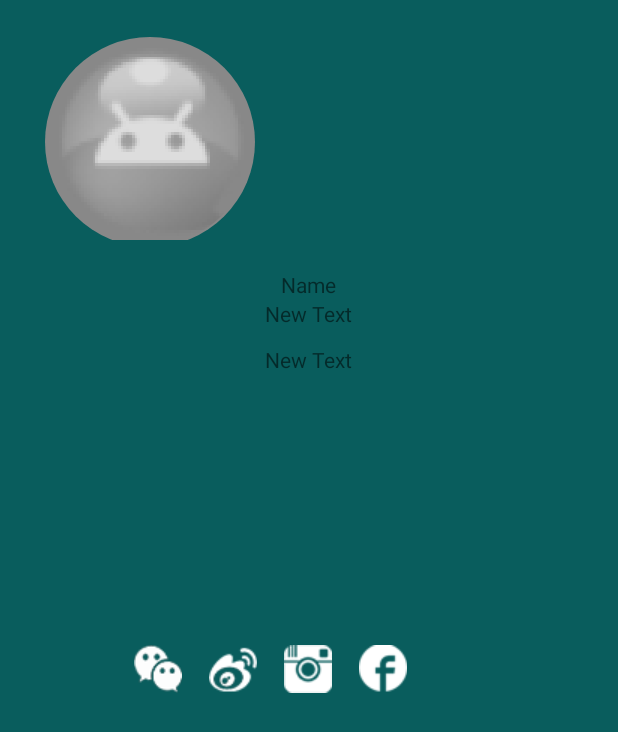
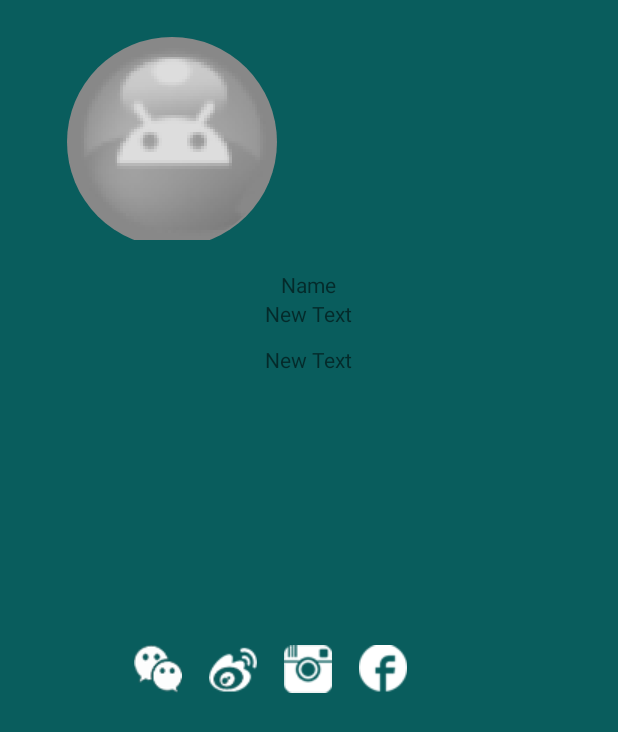
Before and after one commit to mercurian-he/connection-h, an Android app: the layout view_card_big.xml on its own in the app's theme, with its tools: preview values and no code run, on a phone screen of 412 x 824 dp. Shown: the top 732 px of the screen. Run offline under Robolectric (Android 15) with nearby library versions, the phone set to English and light mode, and no system bars.

Commit message:
first commit

```diff
--- a/app/src/main/res/layout/view_card_big.xml
+++ b/app/src/main/res/layout/view_card_big.xml
@@ -1,8 +1,10 @@
 <?xml version="1.0" encoding="utf-8"?>
 <LinearLayout xmlns:android="http://schemas.android.com/apk/res/android"
-    android:orientation="vertical" android:layout_width="match_parent"
-    android:layout_height="match_parent"
-    android:background="#095d5d">
+    android:orientation="vertical"
+    android:layout_width="fill_parent"
+    android:layout_height="fill_parent"
+    android:background="#095d5d"
+    android:gravity="center">
 
     <LinearLayout
         android:orientation="horizontal"
@@ -57,7 +59,7 @@
             android:layout_width="wrap_content"
             android:layout_height="wrap_content"
             android:text="New Text"
-            android:id="@+id/description"
+            android:id="@+id/big_card_description"
             android:layout_gravity="center" />
     </LinearLayout>
 
```
Also changed, not shown: app/src/main/java/sxh/connection/activity/ViewCardBigActivity.java (added, +85 -0 lines), app/src/main/java/sxh/connection/adapter/ViewPagerAdapter.java (added, +39 -0 lines), app/src/main/res/layout/view_card_big_pager.xml (added, +12 -0 lines).
